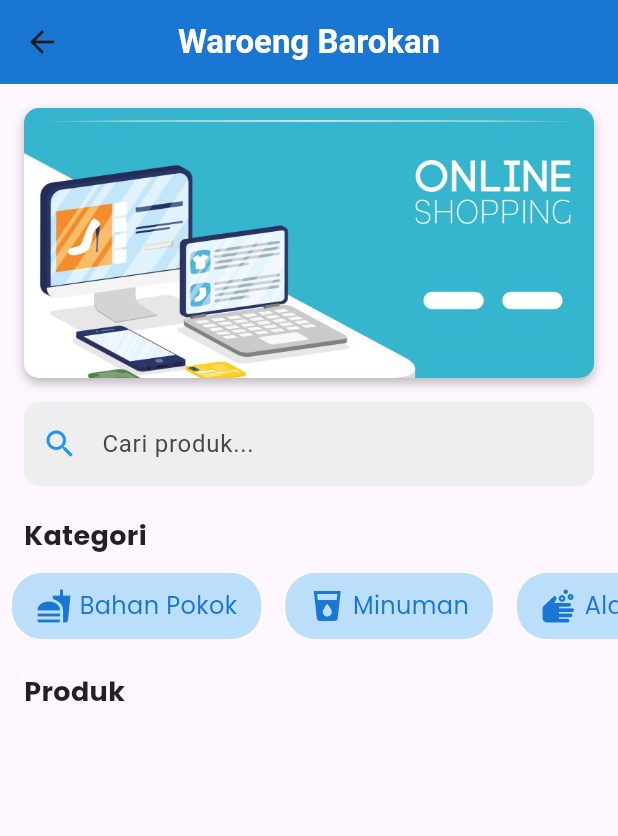
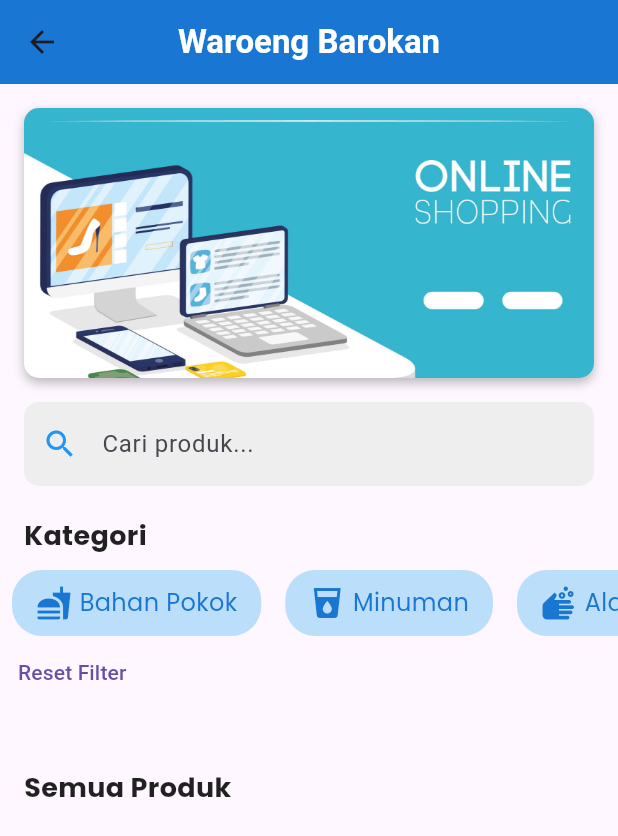
Before and after one commit to kyuzaa/StockBarang, a Flutter app: the HomeScreen screen opened directly, after a tap on "Bahan Pokok", on a phone screen of 412 x 824 dp. Shown: the top 836 px of the screen. Run offline on Flutter 3.47's test engine with Material 3 defaults, Android fonts, the phone set to English and light mode, and no system bars; our stand-ins replace cloud_firestore, firebase_auth, firebase_core, google_fonts, image_picker, shimmer; accounts and stored records are empty; generated files the repository leaves out were written again.

```diff
--- a/lib/screens/customer/home_screen.dart
+++ b/lib/screens/customer/home_screen.dart
@@ -2,7 +2,6 @@ import 'package:flutter/material.dart';
 import 'package:cloud_firestore/cloud_firestore.dart';
 import 'package:pos/widgets/product_card.dart';
 import 'package:pos/widgets/category_button.dart';
-import 'package:firebase_auth/firebase_auth.dart';
 
 class HomeScreen extends StatefulWidget {
   const HomeScreen({super.key});
@@ -13,48 +12,40 @@ class HomeScreen extends StatefulWidget {
 
 class _HomeScreenState extends State<HomeScreen> {
   String? selectedCategory;
-  String searchQuery = ""; // Menyimpan teks pencarian
+  String searchQuery = "";
 
   void _handleCategorySelection(String? category) {
     setState(() {
       selectedCategory = category;
-      searchQuery = ""; // Reset pencarian jika memilih kategori
+      searchQuery = ""; // Reset pencarian saat kategori berubah
     });
   }
 
   void _handleSearch(String query) {
     setState(() {
-      searchQuery = query.toLowerCase(); // Simpan query dalam huruf kecil untuk pencarian case-insensitive
-      selectedCategory = null; // Reset kategori saat melakukan pencarian
+      searchQuery = query;
     });
   }
 
-  Future<void> _handleAddToCart(BuildContext context, Map<String, dynamic> product) async {
-    User? user = FirebaseAuth.instance.currentUser;
-    if (user == null) return;
-
-    String userId = user.uid;
-    CollectionReference cartRef = FirebaseFirestore.instance.collection('cart').doc(userId).collection('items');
-
-    QuerySnapshot existingProduct = await cartRef.where('id', isEqualTo: product['id']).get();
-
-    if (existingProduct.docs.isNotEmpty) {
-      var docId = existingProduct.docs.first.id;
-      var currentQuantity = existingProduct.docs.first['quantity'];
-      await cartRef.doc(docId).update({'quantity': currentQuantity + 1});
-    } else {
-      await cartRef.add({
-        'id': product['id'],
-        'name': product['name'],
-        'price': product['price'],
-        'image': product['image'],
-        'quantity': 1,
-      });
-    }
-
+  void _handleAddToCart(BuildContext context, Map<String, dynamic> product) {
     ScaffoldMessenger.of(context).showSnackBar(
       SnackBar(content: Text('${product["name"]} ditambahkan ke keranjang!')),
     );
+  }
+
+  Stream<QuerySnapshot> _getProductStream() {
+    Query<Map<String, dynamic>> query = FirebaseFirestore.instance.collection("products");
+
+    if (selectedCategory != null) {
+      query = query.where("category", isEqualTo: selectedCategory);
+    }
+
+    if (searchQuery.isNotEmpty) {
+      query = query.where("name", isGreaterThanOrEqualTo: searchQuery)
+                  .where("name", isLessThanOrEqualTo: "$searchQuery\uf8ff");
+    }
+
+    return query.snapshots();
   }
 
   @override
@@ -64,7 +55,11 @@ class _HomeScreenState extends State<HomeScreen> {
         backgroundColor: Colors.blue.shade700,
         title: const Text(
           "Waroeng Barokan",
-          style: TextStyle(fontSize: 22, fontWeight: FontWeight.bold, color: Colors.white),
+          style: TextStyle(
+            fontSize: 22,
+            fontWeight: FontWeight.bold,
+            color: Colors.white,
+          ),
         ),
         centerTitle: true,
         elevation: 0,
@@ -81,7 +76,11 @@ class _HomeScreenState extends State<HomeScreen> {
               decoration: BoxDecoration(
                 borderRadius: BorderRadius.circular(10),
                 boxShadow: const [
-                  BoxShadow(color: Colors.black26, blurRadius: 5, offset: Offset(0, 3)),
+                  BoxShadow(
+                    color: Colors.black26,
+                    blurRadius: 5,
+                    offset: Offset(0, 3),
+                  ),
                 ],
               ),
               child: ClipRRect(
@@ -118,7 +117,9 @@ class _HomeScreenState extends State<HomeScreen> {
               padding: EdgeInsets.symmetric(horizontal: 16),
               child: Text("Kategori", style: TextStyle(fontSize: 18, fontWeight: FontWeight.bold)),
             ),
+
             const SizedBox(height: 10),
+
             SingleChildScrollView(
               scrollDirection: Axis.horizontal,
               child: Row(
@@ -158,38 +159,67 @@ class _HomeScreenState extends State<HomeScreen> {
                     label: "Obat",
                     onTap: () => _handleCategorySelection("Obat"),
                   ),
-                  TextButton(
-                    onPressed: () => _handleCategorySelection(null), // Reset filter
-                    child: const Text("Reset Filter"),
-                  ),
+
                 ],
               ),
             ),
+            TextButton(
+              onPressed: () => _handleCategorySelection(null),
+              child: const Text("Reset Filter"),
+            ),
+            const SizedBox(height: 20),
+
+            // Produk Terbaru (Hanya tampil jika tidak memilih kategori dan tidak mencari)
+            // Produk Terbaru (Hanya tampil jika tidak memilih kategori dan tidak mencari)
+          if (selectedCategory == null && searchQuery.isEmpty) ...[
+            const Padding(
+              padding: EdgeInsets.symmetric(horizontal: 14),
+              child: Text("Produk Terbaru", style: TextStyle(fontSize: 18, fontWeight: FontWeight.bold)),
+            ),
+            SizedBox(
+              height: 250, // Sesuaikan tinggi agar cukup untuk satu baris produk
+              child: StreamBuilder(
+                stream: FirebaseFirestore.instance
+                    .collection("products")
+                    .orderBy("createdAt", descending: true)
+                    .limit(4)
+                    .snapshots(),
+                builder: (context, snapshot) {
+                  if (!snapshot.hasData) return const Center(child: CircularProgressIndicator());
+                  var products = snapshot.data!.docs;
+                  return ListView.builder(
+                    padding: const EdgeInsets.symmetric(horizontal: 16),
+                    scrollDirection: Axis.horizontal, // Produk ditampilkan ke samping
+                    itemCount: products.length,
+                    itemBuilder: (context, index) {
+                      var productData = products[index].data();
+                      return Padding(
+                        padding: const EdgeInsets.only(right: 10), // Beri sedikit jarak antar produk
+                        child: SizedBox(
+                          width: 150,// Atur ukuran produk agar cukup besar
+                          child: ProductCard(
+                            product: productData,
+                            onAddToCart: () => _handleAddToCart(context, productData),
+                          ),
+                        ),
+                      );
+                    },
+                  );
+                },
+              ),
+            ),
+          ],
+
 
             const SizedBox(height: 20),
 
-            // Produk yang sesuai dengan pencarian atau kategori
+            // Produk berdasarkan kategori atau pencarian
             const Padding(
               padding: EdgeInsets.symmetric(horizontal: 16),
-              child: Text("Produk", style: TextStyle(fontSize: 18, fontWeight: FontWeight.bold)),
+              child: Text("Semua Produk", style: TextStyle(fontSize: 18, fontWeight: FontWeight.bold)),
             ),
             StreamBuilder(
-              stream: (searchQuery.isNotEmpty)
-                  ? FirebaseFirestore.instance
-                      .collection("products")
-                      .where("name_lowercase", isGreaterThanOrEqualTo: searchQuery)
-                      .where("name_lowercase", isLessThan: '${searchQuery}z')
-                      .snapshots()
-                  : (selectedCategory != null)
-                      ? FirebaseFirestore.instance
-                          .collection("products")
-                          .where("category", isEqualTo: selectedCategory)
-                          .snapshots()
-                      : FirebaseFirestore.instance
-                          .collection("products")
-                          .orderBy("createdAt", descending: true)
-                          .limit(6)
-                          .snapshots(),
+              stream: _getProductStream(),
               builder: (context, snapshot) {
                 if (!snapshot.hasData) return const Center(child: CircularProgressIndicator());
                 var filteredProducts = snapshot.data!.docs;
@@ -205,7 +235,7 @@ class _HomeScreenState extends State<HomeScreen> {
                   ),
                   itemCount: filteredProducts.length,
                   itemBuilder: (context, index) {
-                    var productData = filteredProducts[index].data();
+                    var productData = filteredProducts[index].data() as Map<String, dynamic>;
                     return ProductCard(
                       product: productData,
                       onAddToCart: () => _handleAddToCart(context, productData),
--- a/pubspec.yaml
+++ b/pubspec.yaml
@@ -22,6 +22,7 @@ dependencies:
   data_table_2: ^2.5.5
   responsive_builder: ^0.7.1
   http: ^1.3.0
+  shimmer: ^3.0.0
 
 dev_dependencies:
   flutter_test:
@@ -32,3 +33,4 @@ flutter:
   uses-material-design: true
   assets:
     - assets/banner_waroeng.jpg
+    - assets/no_image.jpg
```
Also changed, not shown: lib/screens/splash_screen.dart (+32 -1 lines), lib/widgets/product_card.dart (+30 -11 lines), assets/no_image.jpg (added), pubspec.lock.
